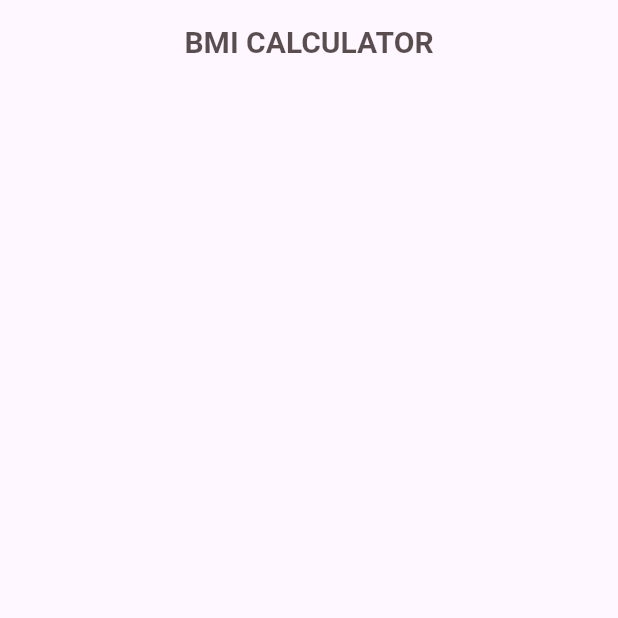
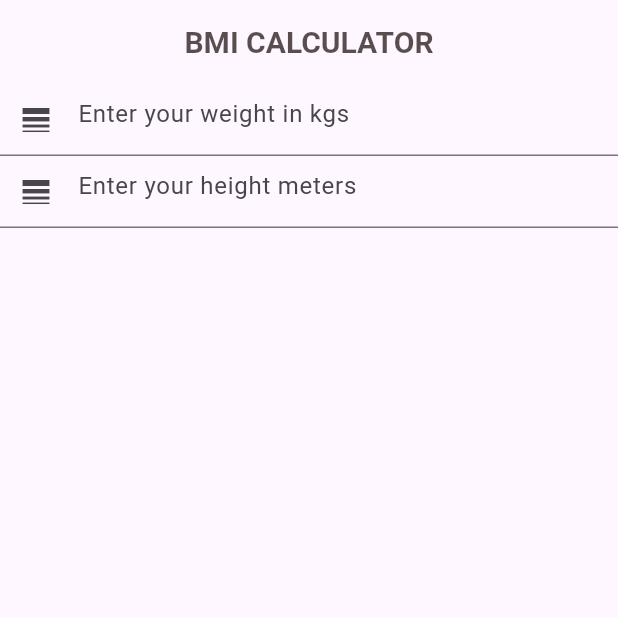
Before and after one commit to ZainAbdullah046/BMI-Calculator, a Flutter app: the screen it shows after launch, on a phone screen of 412 x 824 dp, the top half of it. Run offline on Flutter 3.47's test engine with Material 3 defaults, Android fonts, the phone set to English and light mode, and no system bars.

Commit message:
bmi calculator

```diff
--- a/lib/Home.dart
+++ b/lib/Home.dart
@@ -8,6 +8,9 @@ class Home extends StatefulWidget {
 }
 
 class _MyWidgetState extends State<Home> {
+  final TextEditingController wicontroller = TextEditingController();
+  final TextEditingController hecontroller = TextEditingController();
+
   @override
   Widget build(BuildContext context) {
     return Scaffold(
@@ -21,6 +24,25 @@ class _MyWidgetState extends State<Home> {
                 fontSize: 20),
           ),
         ),
-    ));
+      ),
+      body: Column(
+        children: [
+          TextField(
+            controller: wicontroller,
+            decoration: const InputDecoration(
+                hintText: "Enter your weight in kgs",
+                prefixIcon: Icon(Icons.line_weight)),
+            keyboardType: TextInputType.number,
+          ),
+          TextField(
+            controller: hecontroller,
+            decoration: const InputDecoration(
+                hintText: "Enter your height meters",
+                prefixIcon: Icon(Icons.line_weight)),
+            keyboardType: TextInputType.number,
+          )
+        ],
+      ),
+    );
   }
 }
```
Lines whose indentation alone changed are shown as unchanged.
